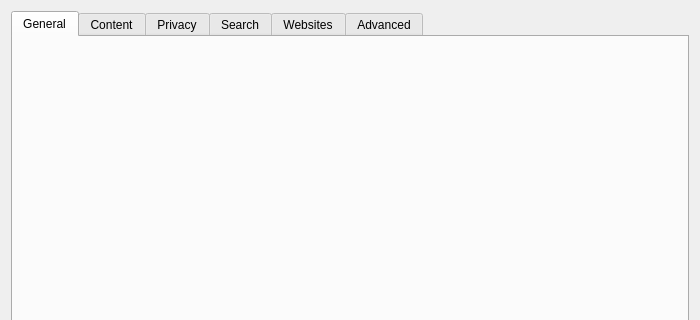
Qt form src/ui/PreferencesDialog.ui (OtterBrowser/otter-browser) before a commit; both pictures show x 0 to 700 and y 0 to 320 of the 700 by 650 pixel window.
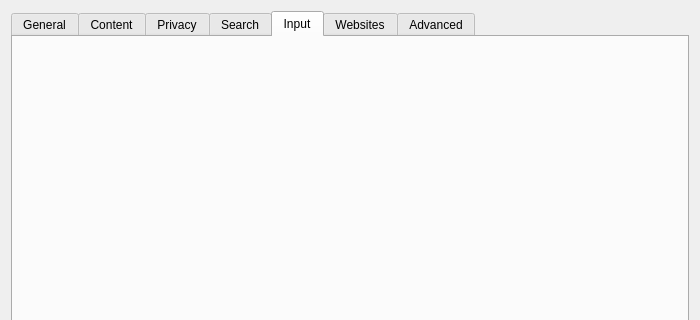
The same form after that commit. The open tabs and pages were chosen to show the change.

Commit message: Expose Input settings also in the old Preferences dialog

```diff
--- a/src/ui/PreferencesDialog.ui
+++ b/src/ui/PreferencesDialog.ui
@@ -46,6 +46,12 @@
       </attribute>
       <layout class="QVBoxLayout" name="searchLayout"/>
      </widget>
+     <widget class="QWidget" name="inputTab">
+      <attribute name="title">
+       <string>Input</string>
+      </attribute>
+      <layout class="QVBoxLayout" name="inputLayout"/>
+     </widget>
      <widget class="QWidget" name="websitesTab">
       <attribute name="title">
        <string>Websites</string>
```
The commit also changes 2 other files.
